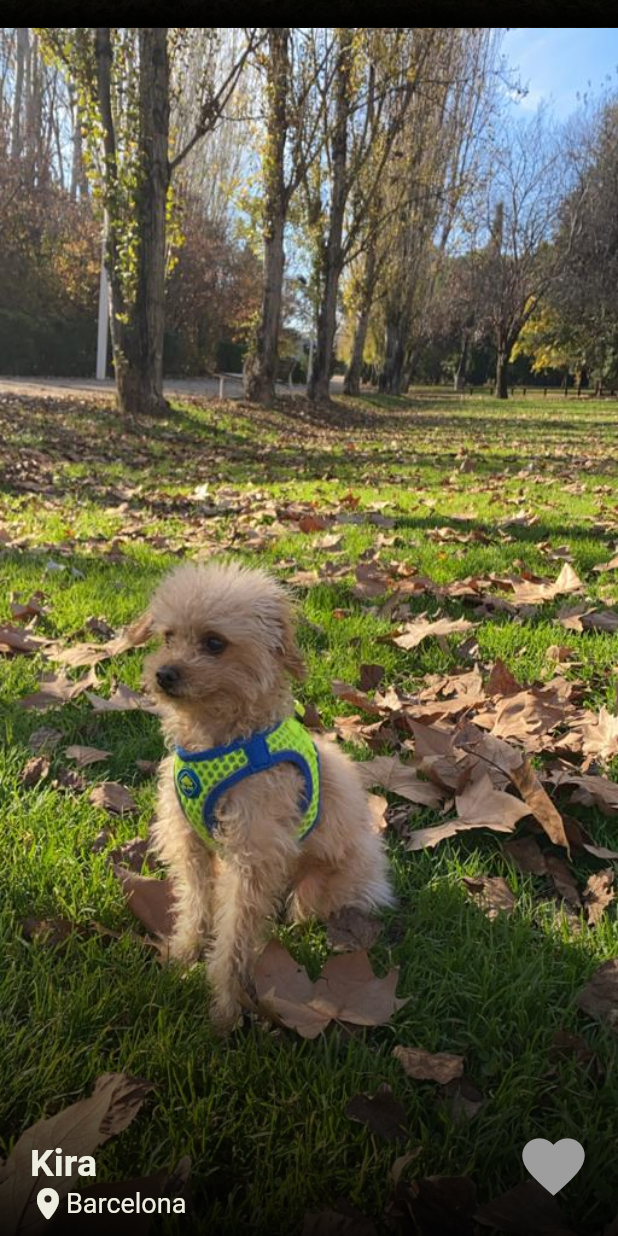
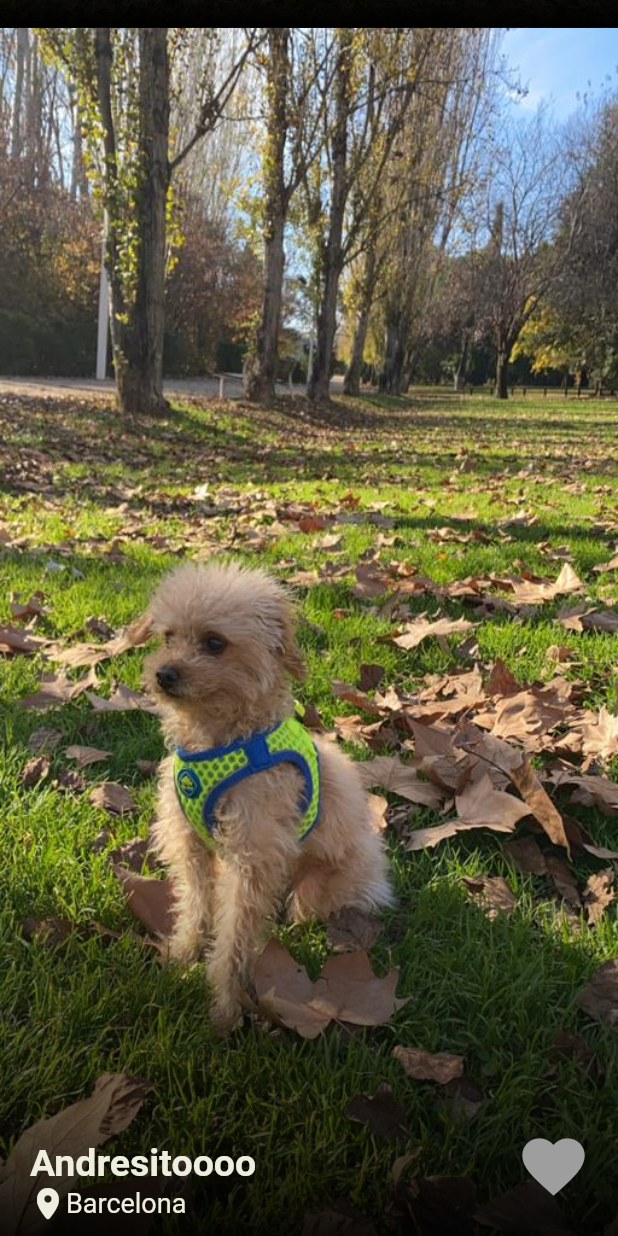
Before and after one commit to OscarCubeles/hundopt, a Flutter app: the ExploreTab screen opened directly, scrolled down 2304 dp, on a phone screen of 412 x 824 dp. Run offline on Flutter 3.47's test engine with Material 2 defaults, Android fonts, the phone set to English and light mode, and no system bars; drawn by our look-alikes of like_button; our stand-ins replace flutter_easyloading, flutter_svg, get, getwidget, palette_generator, percent_indicator and 3 more; accounts and stored records are empty; Roboto replaces fonts that are missing (DM Sans).

Commit message:
feat(dog_info): module created

```diff
--- /dev/null
+++ b/lib/modules/dog_info/dog_info_binding.dart
@@ -0,0 +1,17 @@
+//home_binding.dart
+
+import 'package:hundopt/modules/dog_info/dog_info_controller.dart';
+import 'package:hundopt/modules/home/home_controller.dart';
+import 'package:get/get.dart';
+import 'package:hundopt/modules/tabs/chat/chat_tab_controller.dart';
+import 'package:hundopt/modules/tabs/explore/explore_tab_controller.dart';
+import 'package:hundopt/modules/tabs/favourite/favourite_tab_controller.dart';
+import 'package:hundopt/modules/tabs/profile/profile_tab_controller.dart';
+
+class DogInfoBinding extends Bindings {
+  @override
+  void dependencies() {
+    Get.lazyPut(() => DogInfoController());
+
+  }
+}
--- a/lib/modules/tabs/explore/explore_tab_controller.dart
+++ b/lib/modules/tabs/explore/explore_tab_controller.dart
@@ -11,6 +11,7 @@ import 'package:palette_generator/palette_generator.dart';
 import 'package:video_player/video_player.dart';
 
 import '../../../models/dog.dart';
+import '../../../routes/app_pages.dart';
 
 class ExploreController extends GetxController {
   final Rx<List<Dog>> _dogList = Rx<List<Dog>>([]);
@@ -18,7 +19,6 @@ class ExploreController extends GetxController {
   List<Dog> get dogList => _dogList.value;
   late VideoPlayerController videoController;
   RxBool isLiked = false.obs;
-  GlobalKey _globalKey = GlobalKey();
   VideoPlayerController get videoPlayerController1 => videoController;
 
   @override
@@ -36,7 +36,7 @@ class ExploreController extends GetxController {
         videoUrl: "assets/images/kira-dog3.JPG",
         location: "Barcelona"));
     addDog(Dog(
-        name: "Kira",
+        name: "Andresitoooo",
         videoUrl: "assets/images/kira-dog4.JPG",
         location: "Barcelona"));
     addDog(Dog(
@@ -50,6 +50,9 @@ class ExploreController extends GetxController {
 
 
 
+  void navigateToDogInfo(int index){
+    Get.toNamed(Routes.DOG_INFO, arguments: dogList[index]);
+  }
 
 
   void likeDog() {
--- a/lib/modules/tabs/explore/explore_tab_screen.dart
+++ b/lib/modules/tabs/explore/explore_tab_screen.dart
@@ -59,7 +59,6 @@ class ExploreTab extends GetView<ExploreController> {
               scrollDirection: Axis.vertical,
               itemCount: controller.dogList.length,
               itemBuilder: (context, index) {
-                TextTheme textTheme = Theme.of(context).textTheme;
                 return Container(
                   decoration: BoxDecoration(
                     image: DecorationImage(
@@ -68,7 +67,7 @@ class ExploreTab extends GetView<ExploreController> {
                     ),
                   ),
                   child: GestureDetector(
-                    onTap: () => print("hola"),
+                    onTap: () => controller.navigateToDogInfo(index),
                     child: Stack(
                       children: [
                         Align(
--- a/lib/routes/app_pages.dart
+++ b/lib/routes/app_pages.dart
@@ -1,10 +1,13 @@
 import 'package:hundopt/modules/auth/auth.dart';
+import 'package:hundopt/modules/dog_info/dog_info_screen.dart';
 import 'package:hundopt/modules/home/home.dart';
 import 'package:hundopt/modules/modules.dart';
 import 'package:get/get.dart';
 import 'package:hundopt/modules/onboarding/onboarding.dart';
 import 'package:hundopt/modules/settings/edit_profile_screen.dart';
 import 'package:hundopt/modules/settings/settings.dart';
+
+import '../modules/dog_info/dog_info_binding.dart';
 
 part 'app_routes.dart';
 
@@ -65,6 +68,11 @@ class AppPages {
         name: Routes.ONBOARDING,
         binding: OnboardingBinding(),
         transition: Transition.fadeIn,
-        page: () => OnboardingScreen())
+        page: () => OnboardingScreen()),
+    GetPage(
+        name: Routes.DOG_INFO,
+        binding: DogInfoBinding(),
+        transition: Transition.fadeIn,
+        page: () => DogInfoScreen())
   ];
 }
--- a/lib/routes/app_routes.dart
+++ b/lib/routes/app_routes.dart
@@ -12,4 +12,5 @@ abstract class Routes {
   static const PERSONALITY_FORM = '/personality_from';
   static const ONBOARDING = '/onboarding';
   static const EDIT_PROFILE = '/edit_profile';
+  static const DOG_INFO = '/dog_info';
 }
```
Also changed, not shown: lib/modules/dog_info/dog_info_controller.dart (added, +9 -0 lines), lib/modules/dog_info/dog_info_screen.dart (added, +16 -0 lines), lib/modules/dog_info/dog_info.dart (added).
